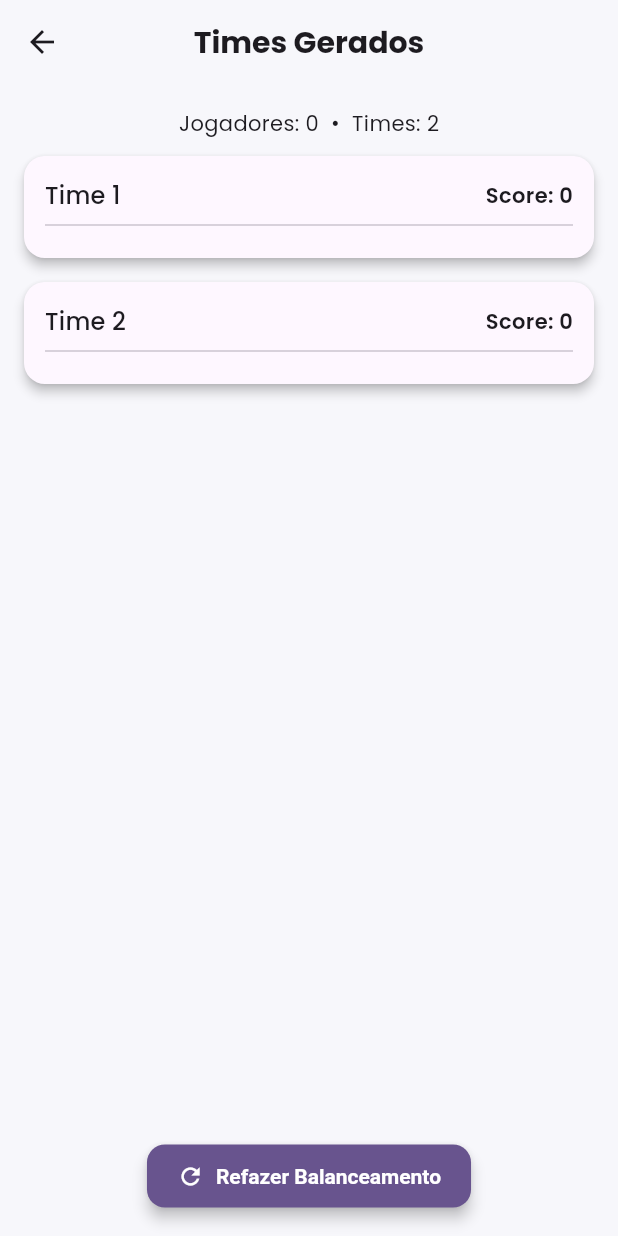
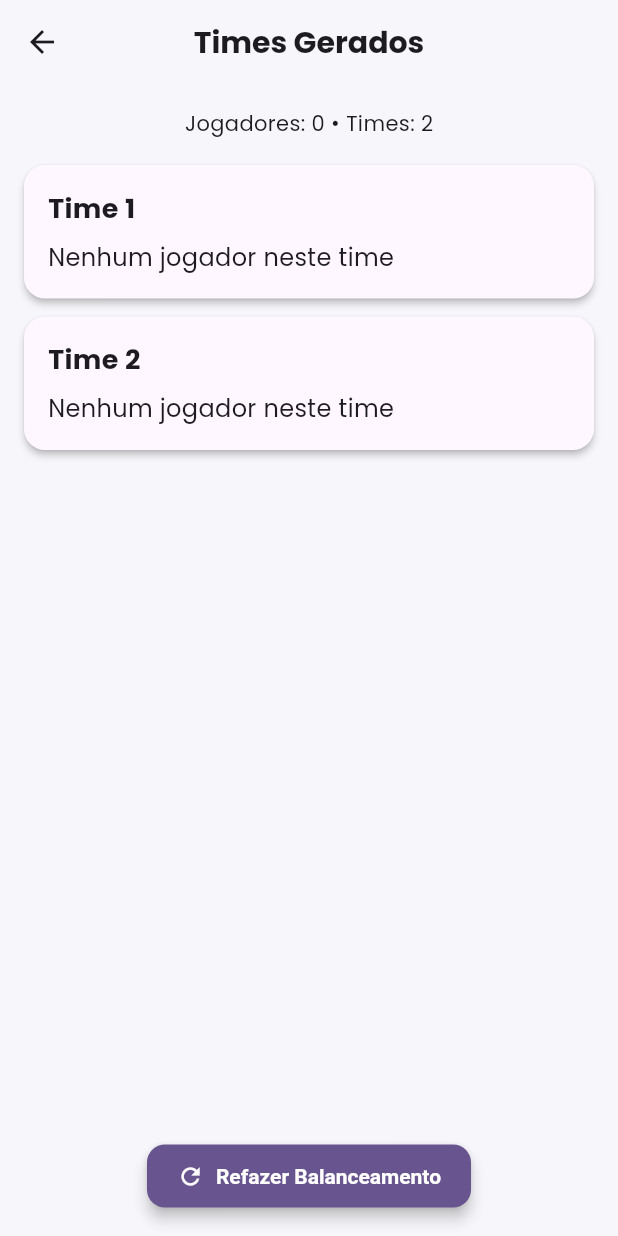
Before and after one commit to ehgmoreira/MontaTime, a Flutter app: the TeamScreen screen opened directly, on a phone screen of 412 x 824 dp. Run offline on Flutter 3.47's test engine with Material 3 defaults, Android fonts, the phone set to English and light mode, and no system bars; our stand-ins replace flutter_animate, flutter_riverpod, go_router, google_fonts, lottie, shared_preferences; accounts and stored records are empty.

Commit message:
Alteração na Logica
- Limite de 6 jogadores. Antes não tinha colocado limite.
-Evitar ter um time com poucos jogadores avançados e outro com muitos mas com niveis baixos.
- Adição card "Jogadores de fora"

```diff
--- a/lib/features/team/logic/team_balancer.dart
+++ b/lib/features/team/logic/team_balancer.dart
@@ -2,9 +2,11 @@ import '../../player/data/player_model.dart';
 import 'dart:math';
 
 class TeamBalancer {
-  /// Gera `teamCount` times tentando:
-  /// 1) distribuir jogadores de cada nível entre os times (quando possível)
-  /// 2) depois ajustar trocas para reduzir diferença de pontuação
+  /// Algoritmo final:
+  /// - Times com máximo de 6 jogadores
+  /// - Usuário escolhe quantos times quer
+  /// - Excedente vai para "jogadores de fora" SEM criar time extra
+  /// - Balanceamento inteligente (score + quantidade)
   static List<List<Player>> makeBalancedTeams(
     List<Player> players,
     int teamCount,
@@ -12,64 +14,87 @@ class TeamBalancer {
     if (teamCount <= 0) throw ArgumentError('teamCount must be >= 1');
     if (players.isEmpty) return List.generate(teamCount, (_) => []);
 
-    // Agrupa por nível
-    final Map<int, List<Player>> porNivel = {};
-    for (var p in players) {
-      porNivel.putIfAbsent(p.level, () => []).add(p);
-    }
-
-    // Inicializa teams
     final teams = List.generate(teamCount, (_) => <Player>[]);
+    final outside = <Player>[];
     final rand = Random();
 
-    // Etapa 1: para cada nível, embaralha e distribui round-robin
-    for (var entry in porNivel.entries) {
-      final list = List<Player>.from(entry.value);
-      list.shuffle(rand);
-      for (int i = 0; i < list.length; i++) {
-        teams[i % teamCount].add(list[i]);
+    // Embaralha para evitar times sempre iguais
+    final shuffled = List<Player>.from(players)..shuffle(rand);
+
+    // ----------------------------------------------------------
+    // ETAPA 1 — DISTRIBUIR GARANTINDO LIMITE DE 6 POR TIME
+    // ----------------------------------------------------------
+    for (var player in shuffled) {
+      teams.sort((a, b) => a.length.compareTo(b.length));
+
+      // Se todos já têm 6 → vai para fora
+      if (teams.first.length >= 6) {
+        outside.add(player);
+      } else {
+        teams.first.add(player);
       }
     }
 
-    // Etapa 2: se ainda houver desequilíbrio grande, tenta trocas
-    _balanceByScore(teams);
+    // ----------------------------------------------------------
+    // ETAPA 2 — BALANCEAMENTO DE NÍVEL + QUANTIDADE
+    // Sem ultrapassar o limite definido
+    // ----------------------------------------------------------
+    _balanceWithLimits(teams, maxSize: 6);
 
-    // Etapa 3: por estética, embaralha times (mantendo equilíbrio)
-    teams.shuffle(rand);
-    return teams;
+    return [...teams, outside];
   }
 
-  static void _balanceByScore(List<List<Player>> teams) {
+  /// Balanceamento por troca entre o time mais forte e mais fraco.
+  /// Mantém limite máximo e não deixa time ficar com menos de 1 jogador.
+  static void _balanceWithLimits(
+    List<List<Player>> teams, {
+    required int maxSize,
+  }) {
     bool improved = true;
     int attempts = 0;
-    while (improved && attempts < 200) {
+
+    while (improved && attempts < 300) {
       attempts++;
+
       final scores =
           teams.map((t) => t.fold<int>(0, (s, p) => s + p.level)).toList();
-      final maxScore = scores.reduce((a, b) => a > b ? a : b);
-      final minScore = scores.reduce((a, b) => a < b ? a : b);
+
+      int maxScore = scores.reduce(max);
+      int minScore = scores.reduce(min);
+
       if (maxScore - minScore <= 1) break;
 
-      final idxMax = scores.indexOf(maxScore);
-      final idxMin = scores.indexOf(minScore);
+      final strongIndex = scores.indexOf(maxScore);
+      final weakIndex = scores.indexOf(minScore);
+
+      final strong = teams[strongIndex];
+      final weak = teams[weakIndex];
+
       bool swapped = false;
 
-      // tenta encontrar a troca que reduz mais a diferença
-      for (var a in List<Player>.from(teams[idxMax])) {
-        for (var b in List<Player>.from(teams[idxMin])) {
-          final newMax = maxScore - a.level + b.level;
-          final newMin = minScore - b.level + a.level;
-          if ((newMax - newMin).abs() < (maxScore - minScore)) {
-            teams[idxMax].remove(a);
-            teams[idxMin].remove(b);
-            teams[idxMax].add(b);
-            teams[idxMin].add(a);
+      for (var a in List<Player>.from(strong)) {
+        for (var b in List<Player>.from(weak)) {
+          if (weak.length >= maxSize) continue;
+          if (strong.length <= 1) continue;
+
+          final newStrongScore = maxScore - a.level + b.level;
+          final newWeakScore = minScore - b.level + a.level;
+
+          bool improves = (newStrongScore - newWeakScore).abs() <
+              (maxScore - minScore).abs();
+
+          if (improves) {
+            strong.remove(a);
+            weak.remove(b);
+            strong.add(b);
+            weak.add(a);
             swapped = true;
             break;
           }
         }
         if (swapped) break;
       }
+
       if (!swapped) improved = false;
     }
   }
--- a/lib/features/team/presentation/team_screen.dart
+++ b/lib/features/team/presentation/team_screen.dart
@@ -1,12 +1,14 @@
 import 'package:flutter/material.dart';
 import 'package:flutter_riverpod/flutter_riverpod.dart';
 import 'package:monta_timeV2/features/player/data/player_model.dart';
+
 import '../../player/controllers/player_controller.dart';
 import '../logic/team_balancer.dart';
 import '../../../widgets/team_card.dart';
 
 class TeamScreen extends ConsumerStatefulWidget {
   final int teamCount;
+
   const TeamScreen({super.key, this.teamCount = 2});
 
   @override
@@ -15,6 +17,7 @@ class TeamScreen extends ConsumerStatefulWidget {
 
 class _TeamScreenState extends ConsumerState<TeamScreen> {
   late List<List<Player>> teams;
+  List<Player> outsidePlayers = [];
 
   @override
   void initState() {
@@ -24,27 +27,70 @@ class _TeamScreenState extends ConsumerState<TeamScreen> {
 
   void _build() {
     final players = ref.read(playersProvider);
-    teams = TeamBalancer.makeBalancedTeams(players, widget.teamCount);
+
+    /// TeamBalancer retorna N times + jogadores de fora
+    final result = TeamBalancer.makeBalancedTeams(players, widget.teamCount);
+
+    teams = result.sublist(0, widget.teamCount);
+    outsidePlayers = result.last;
+
     setState(() {});
   }
 
   @override
   Widget build(BuildContext context) {
     final players = ref.watch(playersProvider);
+
     return Scaffold(
       appBar: AppBar(title: const Text('Times Gerados')),
       body: Padding(
         padding: const EdgeInsets.all(16),
         child: Column(
           children: [
-            Text('Jogadores: ${players.length}  •  Times: ${widget.teamCount}'),
+            Text('Jogadores: ${players.length} • Times: ${widget.teamCount}'),
             const SizedBox(height: 12),
+
             Expanded(
-              child: ListView.builder(
-                itemCount: teams.length,
-                itemBuilder: (ctx, i) => TeamCard(team: teams[i], index: i),
+              child: ListView(
+                children: [
+                  /// ---- LISTA DOS TIMES ----
+                  for (int i = 0; i < teams.length; i++)
+                    TeamCard(team: teams[i], index: i),
+
+                  const SizedBox(height: 16),
+
+                  /// ---- CARD DE "JOGADORES DE FORA" ----
+                  if (outsidePlayers.isNotEmpty)
+                    Card(
+                      elevation: 2,
+                      child: Padding(
+                        padding: const EdgeInsets.all(16),
+                        child: Column(
+                          crossAxisAlignment: CrossAxisAlignment.start,
+                          children: [
+                            const Text(
+                              "Jogadores de Fora",
+                              style: TextStyle(
+                                fontWeight: FontWeight.bold,
+                                fontSize: 18,
+                              ),
+                            ),
+                            const SizedBox(height: 8),
+                            Text(
+                              outsidePlayers
+                                  .map((p) => "${p.name} (Nível ${p.level})")
+                                  .join(", "),
+                              style: const TextStyle(fontSize: 16),
+                            ),
+                          ],
+                        ),
+                      ),
+                    ),
+                ],
               ),
             ),
+
+            /// Botão de refazer
             ElevatedButton.icon(
               onPressed: _build,
               icon: const Icon(Icons.refresh),
--- a/lib/widgets/team_card.dart
+++ b/lib/widgets/team_card.dart
@@ -1,48 +1,56 @@
 import 'package:flutter/material.dart';
-import '../features/player/data/player_model.dart';
+import 'package:monta_timeV2/features/player/data/player_model.dart';
 
 class TeamCard extends StatelessWidget {
   final List<Player> team;
   final int index;
-  const TeamCard({super.key, required this.team, required this.index});
 
-  int get totalScore => team.fold(0, (s, p) => s + p.level);
+  const TeamCard({
+    super.key,
+    required this.team,
+    required this.index,
+  });
 
   @override
   Widget build(BuildContext context) {
     return Card(
-      margin: const EdgeInsets.only(bottom: 16),
+      elevation: 2,
+      shape: RoundedRectangleBorder(
+        borderRadius: BorderRadius.circular(14),
+      ),
       child: Padding(
-        padding: const EdgeInsets.all(14),
+        padding: const EdgeInsets.all(16),
         child: Column(
           crossAxisAlignment: CrossAxisAlignment.start,
           children: [
-            Row(
-              mainAxisAlignment: MainAxisAlignment.spaceBetween,
-              children: [
-                Text(
-                  'Time ${index + 1}',
-                  style: Theme.of(context).textTheme.titleMedium,
-                ),
-                Text(
-                  'Score: $totalScore',
-                  style: const TextStyle(fontWeight: FontWeight.w600),
-                ),
-              ],
-            ),
-            const Divider(),
-            ...team.map(
-              (p) => Padding(
-                padding: const EdgeInsets.symmetric(vertical: 6),
-                child: Row(
-                  children: [
-                    const Icon(Icons.person, size: 16),
-                    const SizedBox(width: 8),
-                    Text('${p.name} (Nível ${p.level})'),
-                  ],
-                ),
+            Text(
+              "Time ${index + 1}",
+              style: const TextStyle(
+                fontWeight: FontWeight.bold,
+                fontSize: 18,
               ),
             ),
+            const SizedBox(height: 8),
+            if (team.isEmpty)
+              const Text(
+                "Nenhum jogador neste time",
+                style: TextStyle(fontSize: 16),
+              )
+            else
+              Column(
+                crossAxisAlignment: CrossAxisAlignment.start,
+                children: team
+                    .map(
+                      (p) => Padding(
+                        padding: const EdgeInsets.only(bottom: 4),
+                        child: Text(
+                          "${p.name} (Nível ${p.level})",
+                          style: const TextStyle(fontSize: 16),
+                        ),
+                      ),
+                    )
+                    .toList(),
+              ),
           ],
         ),
       ),
```
Also changed, not shown: lib/features/player/presentation/player_list_screen.dart (+24 -8 lines), lib/widgets/player_form.dart (+95 -16 lines).
